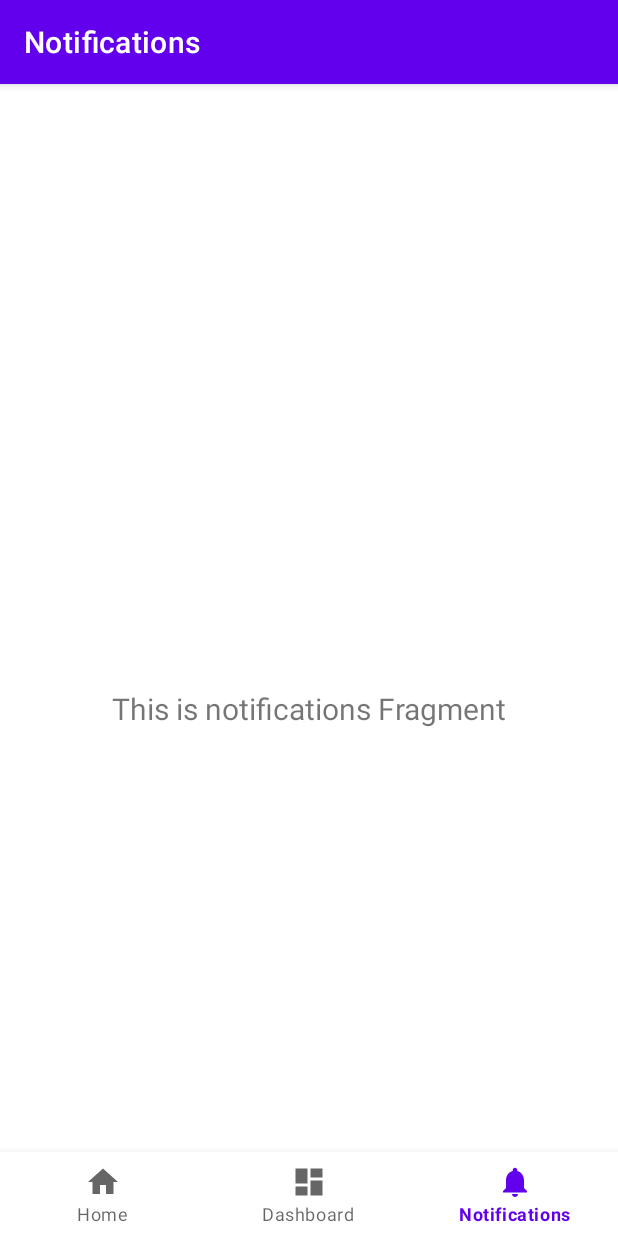
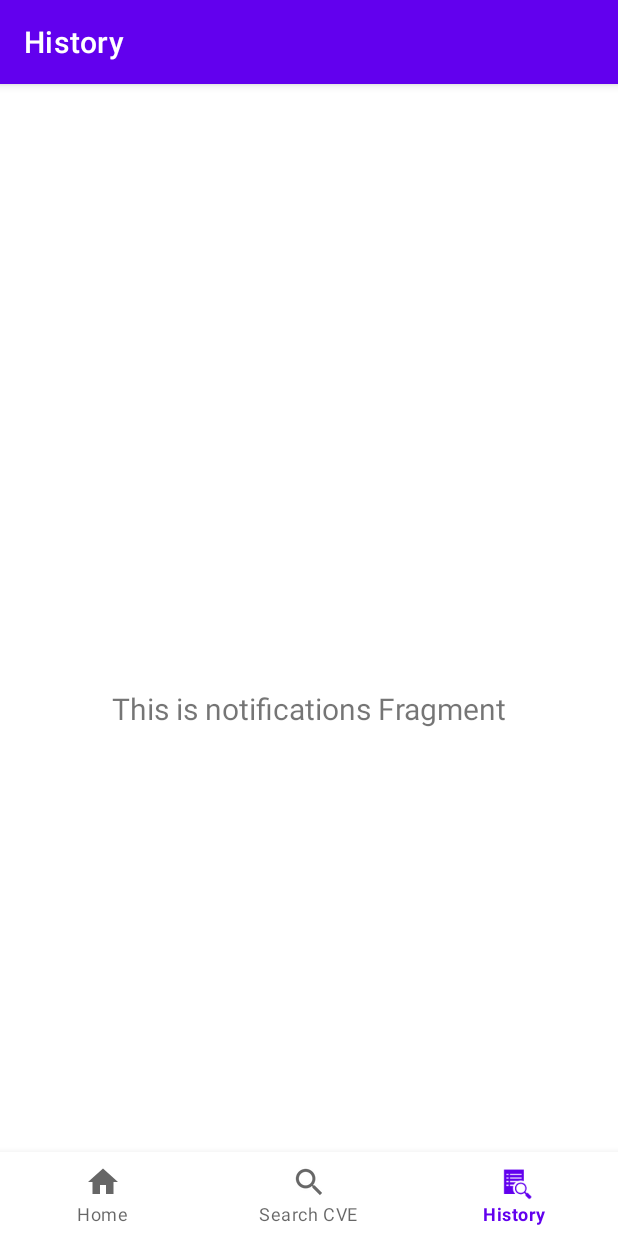
Before and after one commit to DanielCodl/LookupCVE, an Android app: the screen it shows after launch (MainActivity), item 3 of the bottom bar chosen, on a phone screen of 412 x 824 dp. Run offline under Robolectric (Android 15) with nearby library versions, the phone set to English and light mode, and no system bars; our stand-ins replace navigation-ui.

Commit message:
Renamed main menu items and changed icons

```diff
--- a/app/src/main/res/menu/bottom_nav_menu.xml
+++ b/app/src/main/res/menu/bottom_nav_menu.xml
@@ -8,12 +8,12 @@
 
     <item
         android:id="@+id/navigation_dashboard"
-        android:icon="@drawable/ic_dashboard_black_24dp"
+        android:icon="?android:attr/actionModeWebSearchDrawable"
         android:title="@string/title_dashboard" />
 
     <item
         android:id="@+id/navigation_notifications"
-        android:icon="@drawable/ic_notifications_black_24dp"
+        android:icon="?android:attr/actionModeFindDrawable"
         android:title="@string/title_notifications" />
 
 </menu>
--- a/app/src/main/res/values/strings.xml
+++ b/app/src/main/res/values/strings.xml
@@ -1,6 +1,6 @@
 <resources>
     <string name="app_name">LookupCVE</string>
     <string name="title_home">Home</string>
-    <string name="title_dashboard">Dashboard</string>
-    <string name="title_notifications">Notifications</string>
+    <string name="title_dashboard">Search CVE</string>
+    <string name="title_notifications">History</string>
 </resources>
```
